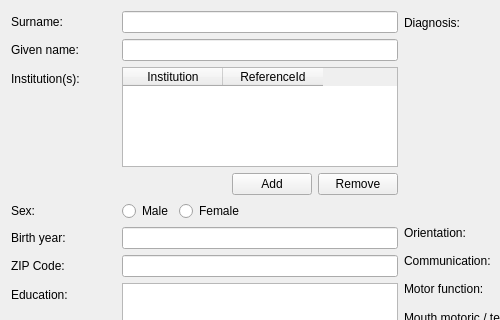
KDE/simon, file ssc/src/details.ui: the form before one commit; both pictures show x 0 to 500 and y 0 to 320 of the 801 by 573 pixel window.
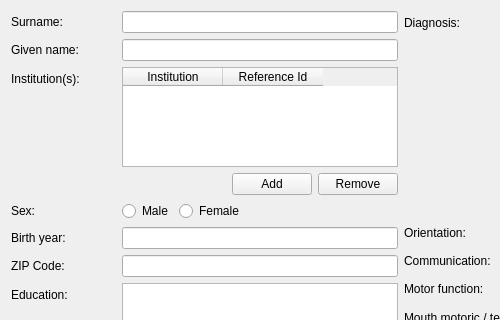
The form after the commit. Custom widgets are drawn as their Qt base class.

```diff
--- a/ssc/src/details.ui
+++ b/ssc/src/details.ui
@@ -181,7 +181,7 @@
        </column>
        <column>
         <property name="text">
-         <string>ReferenceId</string>
+         <string>Reference Id</string>
         </property>
        </column>
       </widget>
```
